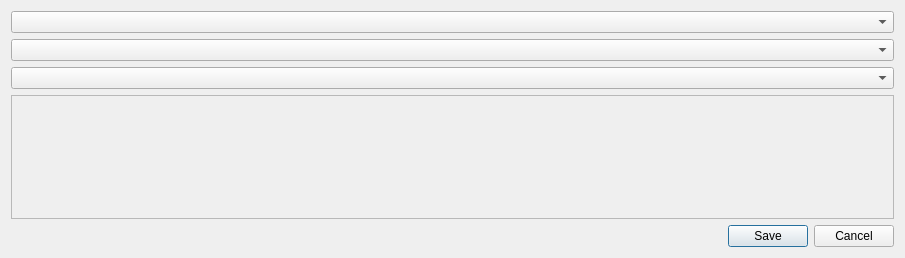
Qt form pasta_eln/GUI/dataverse/edit_metadata_dialog_base.ui (PASTA-ELN/pasta-eln) before a commit.
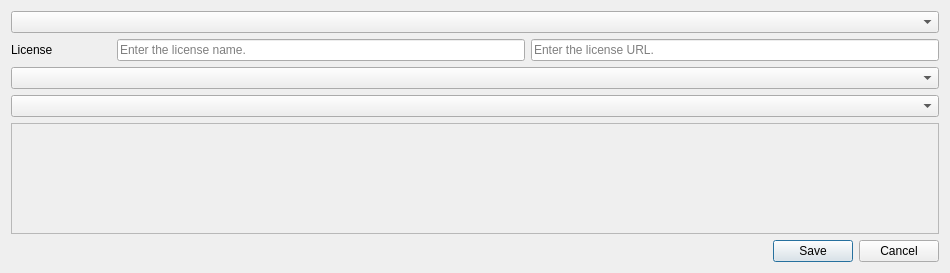
The same form after that commit.

Commit message: - Restructured the edit_metadata_dialog.py and the base UI files for doing the metadata edits. - Added logic to display the type names in a Capitalized way rather than camel case - Modified the tests too.

```diff
--- a/pasta_eln/GUI/dataverse/edit_metadata_dialog_base.ui
+++ b/pasta_eln/GUI/dataverse/edit_metadata_dialog_base.ui
@@ -6,8 +6,8 @@
    <rect>
     <x>0</x>
     <y>0</y>
-    <width>905</width>
-    <height>258</height>
+    <width>950</width>
+    <height>273</height>
    </rect>
   </property>
   <property name="windowTitle">
@@ -26,6 +26,55 @@
        </property>
       </widget>
      </item>
+     <item>
+      <layout class="QHBoxLayout" name="horizontalLayout">
+       <item>
+        <widget class="QLabel" name="label">
+         <property name="sizePolicy">
+          <sizepolicy hsizetype="Fixed" vsizetype="Preferred">
+           <horstretch>0</horstretch>
+           <verstretch>0</verstretch>
+          </sizepolicy>
+         </property>
+         <property name="minimumSize">
+          <size>
+           <width>100</width>
+           <height>0</height>
+          </size>
+         </property>
+         <property name="text">
+          <string>License</string>
+         </property>
+        </widget>
+       </item>
+       <item>
+        <widget class="QLineEdit" name="licenseNameLineEdit">
+         <property name="toolTip">
+          <string>Enter the license name. Default: CC0 1.0</string>
+         </property>
+         <property name="placeholderText">
+          <string>Enter the license name.</string>
+         </property>
+         <property name="clearButtonEnabled">
+          <bool>true</bool>
+         </property>
+        </widget>
+       </item>
+       <item>
+        <widget class="QLineEdit" name="licenseURLLineEdit">
+         <property name="toolTip">
+          <string>Provide the license URL. Default: http://creativecommons.org/publicdomain/zero/1.0</string>
+         </property>
+         <property name="placeholderText">
+          <string>Enter the license URL.</string>
+         </property>
+         <property name="clearButtonEnabled">
+          <bool>true</bool>
+         </property>
+        </widget>
+       </item>
+      </layout>
+     </item>
      <item>
       <widget class="QComboBox" name="metadataBlockComboBox">
        <property name="toolTip">
@@ -50,8 +99,8 @@
          <rect>
           <x>0</x>
           <y>0</y>
-          <width>883</width>
-          <height>112</height>
+          <width>928</width>
+          <height>94</height>
          </rect>
         </property>
         <layout class="QVBoxLayout" name="verticalLayout_3">
```
The commit also changes 11 other files.
